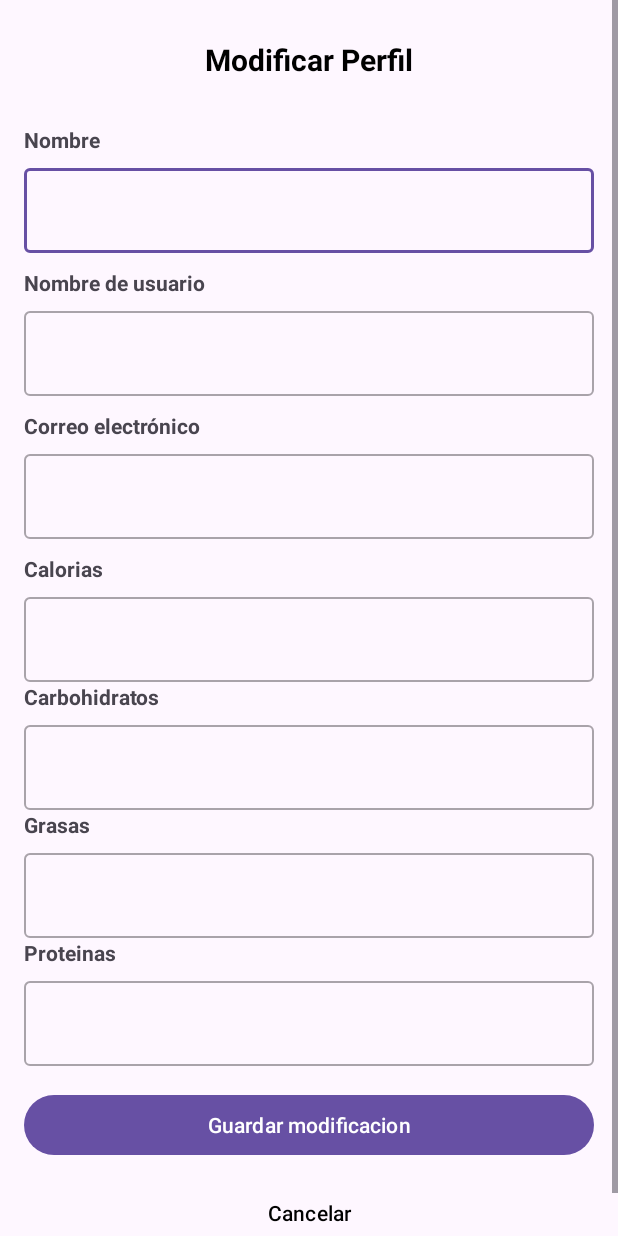
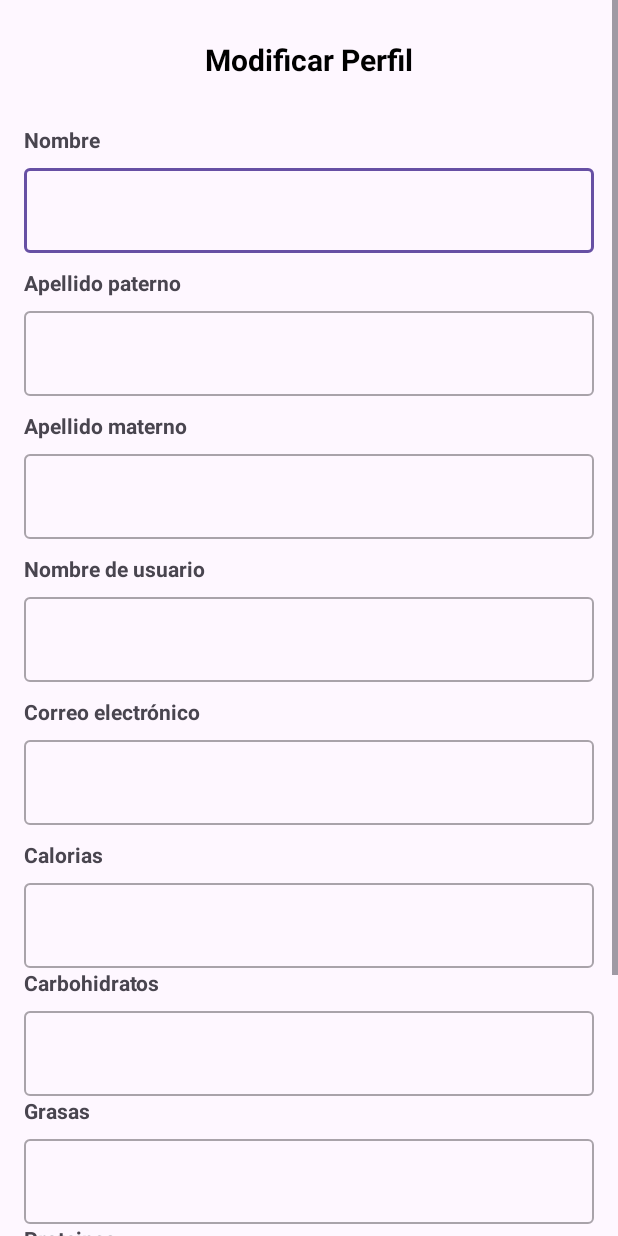
Before and after one commit to rubeniab/medidietas-mobile-riab, an Android app: the modificarPerfil screen opened directly, with no data from a screen before it, on a phone screen of 412 x 824 dp. Run offline under Robolectric (Android 15) with nearby library versions, the phone set to English and light mode, and no system bars.

Commit message:
Corrección de errores y consulta de perfil

```diff
--- a/MyApplication4/app/src/main/java/com/example/myapplication4/ApiService.java
+++ b/MyApplication4/app/src/main/java/com/example/myapplication4/ApiService.java
@@ -4,6 +4,7 @@ import androidx.annotation.OptIn;
 import androidx.media3.common.util.Log;
 import androidx.media3.common.util.UnstableApi;
 
+import com.example.myapplication4.ui.modelos.UsuarioMovil;
 import com.example.myapplication4.ui.perfil.Usuario;
 import com.google.gson.JsonArray;
 import com.google.gson.JsonObject;
@@ -13,11 +14,11 @@ import retrofit2.Call;
 import retrofit2.Retrofit;
 import retrofit2.converter.gson.GsonConverterFactory;
 import retrofit2.http.Body;
-import retrofit2.http.HTTP;
 import retrofit2.http.Header;
 import retrofit2.http.Headers;
 import retrofit2.http.POST;
 import retrofit2.http.GET;
+import retrofit2.http.PUT;
 import retrofit2.http.Path;
 
 public class ApiService {
@@ -39,6 +40,9 @@ public class ApiService {
 
         @GET("api/medidietas/usuarios/{nombre_usuario}")
         Call<JsonObject> obtenerUsuarioPorNombre(@Path("nombre_usuario") String nombreUsuario, @Header("x-token") String token);
+
+        @PUT("api/medidietas/usuarios/{nombre_usuario}")
+        Call<JsonObject> actualizarUsuario(@Header("Authorization") String token, @Body JsonObject usuario);
 
         @GET("api/medidietas/alimentos")
         Call<JsonArray> obtenerAlimentos(@Header("x-token") String token);
--- a/MyApplication4/app/src/main/java/com/example/myapplication4/RegistrarObjetivos.java
+++ b/MyApplication4/app/src/main/java/com/example/myapplication4/RegistrarObjetivos.java
@@ -209,7 +209,7 @@ public class RegistrarObjetivos extends AppCompatActivity {
         call.enqueue(new Callback<Void>() {
             @Override
             public void onResponse(Call<Void> call, Response<Void> response) {
-                progressDialog.dismiss(); // Ocultar ProgressDialog al recibir la respuesta
+                progressDialog.dismiss();
                 if (response.isSuccessful()) {
                     Toast.makeText(RegistrarObjetivos.this, "Usuario registrado exitosamente", Toast.LENGTH_SHORT).show();
                 } else {
@@ -219,7 +219,7 @@ public class RegistrarObjetivos extends AppCompatActivity {
 
             @Override
             public void onFailure(Call<Void> call, Throwable t) {
-                progressDialog.dismiss(); // Ocultar ProgressDialog al fallar
+                progressDialog.dismiss();
                 Toast.makeText(RegistrarObjetivos.this, "Error de conexión", Toast.LENGTH_SHORT).show();
             }
         });
@@ -237,7 +237,7 @@ public class RegistrarObjetivos extends AppCompatActivity {
             try (InputStream imageStream = getContentResolver().openInputStream(selectedImage)) {
                 Bitmap bitmap = BitmapFactory.decodeStream(imageStream);
                 imageView.setImageBitmap(bitmap);
-                isPhotoSelected = true; // Marcar la foto como seleccionada
+                isPhotoSelected = true;
             } catch (FileNotFoundException e) {
                 Toast.makeText(this, "Error al cargar la imagen", Toast.LENGTH_SHORT).show();
             } catch (Exception e) {
--- a/MyApplication4/app/src/main/java/com/example/myapplication4/modificarPerfil.java
+++ b/MyApplication4/app/src/main/java/com/example/myapplication4/modificarPerfil.java
@@ -2,32 +2,74 @@ package com.example.myapplication4;
 
 import android.content.Intent;
 import android.os.Bundle;
+import android.util.Log;
 import android.view.View;
 import android.widget.Button;
+import android.widget.EditText;
+import android.widget.Toast;
 
 import androidx.activity.EdgeToEdge;
 import androidx.appcompat.app.AppCompatActivity;
-import androidx.core.graphics.Insets;
-import androidx.core.view.ViewCompat;
-import androidx.core.view.WindowInsetsCompat;
 
+import com.example.myapplication4.ui.Utilidades.GestorToken;
+import com.example.myapplication4.ui.daos.UsuarioDAO;
+import com.example.myapplication4.ui.modelos.UsuarioMovil;
 import com.example.myapplication4.ui.perfil.ConsultarFragment;
+import com.example.myapplication4.ui.perfil.Usuario;
+import com.google.gson.JsonObject;
+
+import java.util.HashMap;
+
+import retrofit2.Call;
+import retrofit2.Callback;
+import retrofit2.Response;
 
 public class modificarPerfil extends AppCompatActivity {
+
+    private EditText nombreEdit;
+    private EditText nombreUsuarioEdit;
+    private EditText correoEdit;
+    private EditText apellidoPaternoEdit;
+    private EditText apellidoMaternoEdit;
+
+
+    /*private EditText caloriasEdit;
+    private EditText carbohidratosEdit;
+    private EditText grasasEdit;
+    private EditText proteinasEdit;*/
 
     @Override
     protected void onCreate(Bundle savedInstanceState) {
         super.onCreate(savedInstanceState);
         EdgeToEdge.enable(this);
         setContentView(R.layout.activity_modificar_perfil);
-        ViewCompat.setOnApplyWindowInsetsListener(findViewById(R.id.main), (v, insets) -> {
-            Insets systemBars = insets.getInsets(WindowInsetsCompat.Type.systemBars());
-            v.setPadding(systemBars.left, systemBars.top, systemBars.right, systemBars.bottom);
-            return insets;
-        });
+
+        nombreEdit = findViewById(R.id.nombreEdit);
+        apellidoPaternoEdit = findViewById(R.id.apellidoPaternoEdit);
+        apellidoMaternoEdit = findViewById(R.id.apellidoMaternoEdit);
+        nombreUsuarioEdit = findViewById(R.id.nombreusuarioEdit);
+        correoEdit = findViewById(R.id.correousuarioEdit);
+
+
+        String nombre = getIntent().getStringExtra("nombre");
+        String apellidoPaterno = getIntent().getStringExtra("apellido_paterno");
+        String apellidoMaterno = getIntent().getStringExtra("apellido_materno");
+        String nombreUsuario = getIntent().getStringExtra("nombreUsuario");
+        String correo = getIntent().getStringExtra("correo");
+        /*String calorias = getIntent().getStringExtra("calorias");
+        String carbohidratos = getIntent().getStringExtra("carbohidratos");
+        String grasas = getIntent().getStringExtra("grasas");
+        String proteinas = getIntent().getStringExtra("proteinas");*/
+
+
+        nombreEdit.setText(nombre);
+        apellidoPaternoEdit.setText(apellidoPaterno);
+        apellidoMaternoEdit.setText(apellidoMaterno);
+        nombreUsuarioEdit.setText(nombreUsuario);
+        correoEdit.setText(correo);
+
 
         Button btnCancelarModificacion = findViewById(R.id.btnCancelarModificacion);
-
         btnCancelarModificacion.setOnClickListener(new View.OnClickListener() {
             @Override
             public void onClick(View v) {
@@ -35,6 +77,67 @@ public class modificarPerfil extends AppCompatActivity {
                 startActivity(intent);
             }
         });
+
+        Button btnGuardarModificacion = findViewById(R.id.btnModificarPerfil); // Asegúrate de tener este botón en el XML
+        btnGuardarModificacion.setOnClickListener(new View.OnClickListener() {
+            @Override
+            public void onClick(View v) {
+                guardarModificacion(); // Llama a guardar la modificación
+            }
+        });
     }
 
+    public void actualizarUsuario() {
+
+    }
+
+
+    public void guardarModificacion() {
+
+        UsuarioMovil usuario = new UsuarioMovil();
+        usuario.setNombre(nombreEdit.getText().toString());
+        usuario.setNombre_usuario(nombreUsuarioEdit.getText().toString());
+        usuario.setCorreo(correoEdit.getText().toString());
+        usuario.setApellido_paterno(apellidoPaternoEdit.getText().toString());
+        usuario.setApellido_materno(apellidoMaternoEdit.getText().toString());
+        // If you want to include calorias, carbohidratos, grasas, and proteinas, add them back as needed:
+    /*usuario.setCalorias(Double.parseDouble(caloriasEdit.getText().toString()));
+    usuario.setCarbohidratos(Double.parseDouble(carbohidratosEdit.getText().toString()));
+    usuario.setGrasas(Double.parseDouble(grasasEdit.getText().toString()));
+    usuario.setProteinas(Double.parseDouble(proteinasEdit.getText().toString()));*/
+
+        String token = GestorToken.TOKEN;
+
+        JsonObject jsonObject = new JsonObject();
+        jsonObject.addProperty("nombre", usuario.getNombre());
+        jsonObject.addProperty("nombre_usuario", usuario.getNombre_usuario());
+        jsonObject.addProperty("correo", usuario.getCorreo());
+        jsonObject.addProperty("apellido_paterno", usuario.getApellido_paterno());
+        jsonObject.addProperty("apellido_materno", usuario.getApellido_materno());
+        // Add other properties as needed
+    /*jsonObject.addProperty("calorias", usuario.getCalorias());
+    jsonObject.addProperty("carbohidratos", usuario.getCarbohidratos());
+    jsonObject.addProperty("grasas", usuario.getGrasas());
+    jsonObject.addProperty("proteinas", usuario.getProteinas());*/
+
+        Call<JsonObject> call = ApiService.getService().actualizarUsuario("Bearer " + token, jsonObject);
+        call.enqueue(new Callback<JsonObject>() {
+            @Override
+            public void onResponse(Call<JsonObject> call, Response<JsonObject> response) {
+                if (response.isSuccessful()) {
+                    Toast.makeText(modificarPerfil.this, "Perfil actualizado con éxito", Toast.LENGTH_SHORT).show();
+                    // Navegar de regreso a la pantalla de consulta
+                    Intent intent = new Intent(modificarPerfil.this, ConsultarFragment.class);
+                    startActivity(intent);
+                } else {
+                    Toast.makeText(modificarPerfil.this, "Error al actualizar el perfil", Toast.LENGTH_SHORT).show();
+                }
+            }
+
+            @Override
+            public void onFailure(Call<JsonObject> call, Throwable t) {
+                Toast.makeText(modificarPerfil.this, "Error en la conexión: " + t.getMessage(), Toast.LENGTH_SHORT).show();
+            }
+        });
+    }
 }
--- a/MyApplication4/app/src/main/res/layout/activity_modificar_perfil.xml
+++ b/MyApplication4/app/src/main/res/layout/activity_modificar_perfil.xml
@@ -48,7 +48,47 @@
                     style="@style/Widget.MaterialComponents.TextInputLayout.OutlinedBox">
 
                     <com.google.android.material.textfield.TextInputEditText
-                        android:id="@+id/nombrecompleto"
+                        android:id="@+id/nombreEdit"
+                        android:layout_width="match_parent"
+                        android:layout_height="wrap_content"
+                        android:layout_marginBottom="10dp" />
+                </com.google.android.material.textfield.TextInputLayout>
+
+                <!-- Nombre de usuario -->
+                <TextView
+                    android:layout_width="match_parent"
+                    android:layout_height="wrap_content"
+                    android:text="Apellido paterno"
+                    android:textStyle="bold"
+                    android:layout_marginBottom="4dp" />
+
+                <com.google.android.material.textfield.TextInputLayout
+                    android:layout_width="match_parent"
+                    android:layout_height="wrap_content"
+                    style="@style/Widget.MaterialComponents.TextInputLayout.OutlinedBox">
+
+                    <com.google.android.material.textfield.TextInputEditText
+                        android:id="@+id/apellidoPaternoEdit"
+                        android:layout_width="match_parent"
+                        android:layout_height="wrap_content"
+                        android:layout_marginBottom="10dp" />
+                </com.google.android.material.textfield.TextInputLayout>
+
+                <!-- Nombre de usuario -->
+                <TextView
+                    android:layout_width="match_parent"
+                    android:layout_height="wrap_content"
+                    android:text="Apellido materno"
+                    android:textStyle="bold"
+                    android:layout_marginBottom="4dp" />
+
+                <com.google.android.material.textfield.TextInputLayout
+                    android:layout_width="match_parent"
+                    android:layout_height="wrap_content"
+                    style="@style/Widget.MaterialComponents.TextInputLayout.OutlinedBox">
+
+                    <com.google.android.material.textfield.TextInputEditText
+                        android:id="@+id/apellidoMaternoEdit"
                         android:layout_width="match_parent"
                         android:layout_height="wrap_content"
                         android:layout_marginBottom="10dp" />
@@ -68,7 +108,7 @@
                     style="@style/Widget.MaterialComponents.TextInputLayout.OutlinedBox">
 
                     <com.google.android.material.textfield.TextInputEditText
-                        android:id="@+id/nombreusuario"
+                        android:id="@+id/nombreusuarioEdit"
                         android:layout_width="match_parent"
                         android:layout_height="wrap_content"
                         android:layout_marginBottom="10dp" />
@@ -88,7 +128,7 @@
                     style="@style/Widget.MaterialComponents.TextInputLayout.OutlinedBox">
 
                     <com.google.android.material.textfield.TextInputEditText
-                        android:id="@+id/correousuario"
+                        android:id="@+id/correousuarioEdit"
                         android:layout_width="match_parent"
                         android:layout_height="wrap_content"
                         android:layout_marginBottom="10dp" />
--- a/MyApplication4/gradle/libs.versions.toml
+++ b/MyApplication4/gradle/libs.versions.toml
@@ -1,5 +1,5 @@
 [versions]
-agp = "8.7.3"
+agp = "8.5.1"
 junit = "4.13.2"
 junitVersion = "1.2.1"
 espressoCore = "3.6.1"
```
Also changed, not shown: MyApplication4/app/src/main/java/com/example/myapplication4/ui/Utilidades/Constantes.java (+7 -0 lines), MyApplication4/app/src/main/java/com/example/myapplication4/ui/daos/UsuarioDAO.java (+56 -1 lines), MyApplication4/app/src/main/java/com/example/myapplication4/ui/perfil/ConsultarFragment.java (+62 -47 lines), MyApplication4/app/src/main/res/layout/fragment_gallery.xml (+44 -11 lines).
